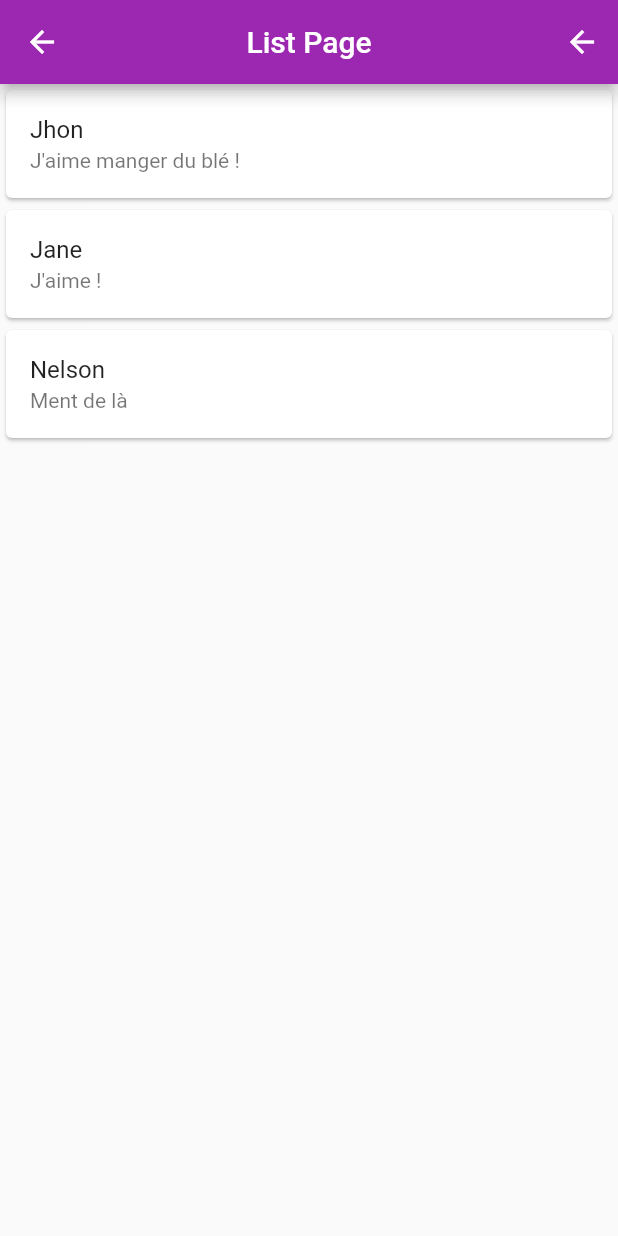
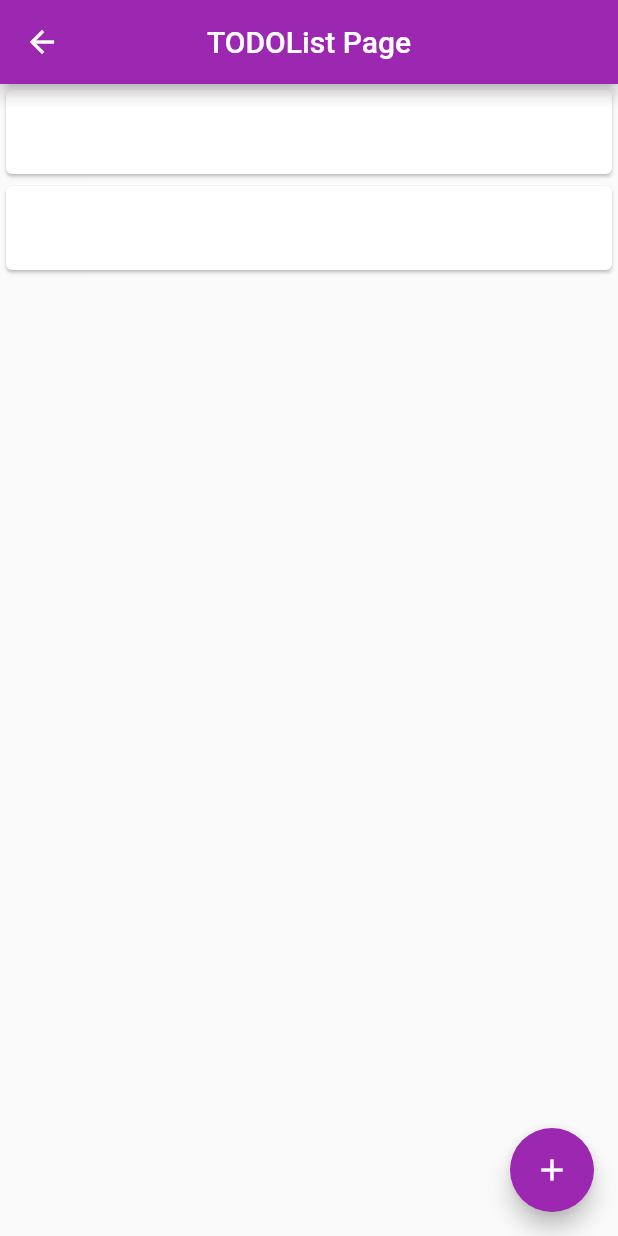
Before and after one commit to 1nbr0/todopelle-ca, a Flutter app: the screen it shows after launch, after a tap on "Go to second screen", on a phone screen of 412 x 824 dp. Run offline on Flutter 3.47's test engine with Material 2 defaults, Android fonts, the light colour scheme and no system bars.

Commit message:
fonctionnalite bouton ajout tache et adaptation ecran clavier

```diff
--- a/todopelle_ca/lib/main.dart
+++ b/todopelle_ca/lib/main.dart
@@ -1,23 +1,7 @@
 import 'package:flutter/material.dart';
 import 'package:todopelle_ca/screens/home_screen.dart';
 
-  const List<Map<String, dynamic>> userList = [
-  {
-    "name": "Jhon",
-    "status": "J'aime manger du blé !",
-    "age": "24"
-  },
-  {
-    "name": "Jane",
-    "status": "J'aime !",
-    "age": "55"
-  },
-  {
-    "name": "Nelson",
-    "status": "Ment de là",
-    "age": "100"
-  },
-];
+  const List<String> testList = ["oui", "non"];
 
 void main() {
   runApp(const MyApp());
@@ -45,7 +29,7 @@ class MyApp extends StatelessWidget {
         primarySwatch: Colors.purple,
       ),
       home: const HomeScreen(
-        users: userList,
+        testList: testList,
       ),
     );
   }
--- a/todopelle_ca/lib/screens/home_screen.dart
+++ b/todopelle_ca/lib/screens/home_screen.dart
@@ -2,12 +2,12 @@ import 'package:flutter/material.dart';
 import 'package:todopelle_ca/screens/todo_list_screen.dart';
 
 class HomeScreen extends StatelessWidget {
-  final List<Map<String, dynamic>> users;
+  final List<String> testList;
 
 
   const HomeScreen({
     Key? key,
-    required this.users,
+    required this.testList,
     }) : super(key: key);
 
   @override
@@ -29,7 +29,7 @@ class HomeScreen extends StatelessWidget {
                   width: 100,
                   height: 100,
                   color: Colors.red,
-                  child: Center(
+                  child: const Center(
                     child: Text("1"),
                   ),
                 ),
@@ -37,7 +37,7 @@ class HomeScreen extends StatelessWidget {
                   width: 100,
                   height: 100,
                   color: Colors.red,
-                  child: Center(
+                  child: const Center(
                     child: Text("2"),
                   ),
                 )
@@ -48,13 +48,13 @@ class HomeScreen extends StatelessWidget {
                 context,
                 MaterialPageRoute(
                   builder: (context) => TodoListScreen(
-                    users: users,
+                    testList: testList,
                   ),
                 ),
               ),
               child: const Text("Go to second screen"),
               ),
-          Text("Hello astronaut"),
+          const Text("Hello astronaut"),
         ],),
       )
     );
--- a/todopelle_ca/lib/screens/todo_list_screen.dart
+++ b/todopelle_ca/lib/screens/todo_list_screen.dart
@@ -1,41 +1,106 @@
 import 'package:flutter/material.dart';
 
-class TodoListScreen extends StatelessWidget {
-final List<Map<String, dynamic>> users;
 
-  const TodoListScreen({
+class TodoListScreen extends StatefulWidget {
+//final List<Map<String, dynamic>> users;
+final List<String> testList;
+
+/*@override
+void initState(){
+    super.initState();
+    _focusNode.addListener(_focusNodeListener);
+}
+
+@override
+void dispose(){
+    _focusNode.removeListener(_focusNodeListener);
+    super.dispose();
+}*/
+
+
+   const TodoListScreen({
     Key? key,
-    required this.users,
+    required this.testList,
     }) : super(key: key);
 
-  void _modal(BuildContext context, Map<String, dynamic> users) => showModalBottomSheet(
+
+  @override
+  State<TodoListScreen> createState() => _TodoListScreenState();
+  }
+
+
+class _TodoListScreenState extends State<TodoListScreen> {
+
+
+  final TextEditingController _contentController = TextEditingController();
+
+
+  @override
+  void dispose(){
+    super.dispose();
+  }
+
+
+  void _modal(BuildContext context) => showModalBottomSheet(
+    isScrollControlled: true,
     context: context,
-    builder: (context) => SizedBox(
-      height: 200,
-        child: Center(
-          child: Column(children: users.entries.map((e) => Text(e.value.toString())).toList(),
-        ),
-      ),
-    ),
+    builder: (context) {
+     return Padding(
+       padding: EdgeInsets.only(
+          bottom: MediaQuery.of(context).viewInsets.bottom,
+          left: 10.0,
+          right: 10.0,
+          top: 10.0,
+       ),
+       child: Wrap(
+         children: <Widget> [
+           const Text("TODO Editor"),
+           TextField(
+             controller: _contentController,
+             decoration: const InputDecoration(
+               labelText: "enter your TODO",
+             ),
+           ),
+           Padding(padding: const EdgeInsets.only(
+             bottom: 10.0,
+            ),
+            child: Row(
+              mainAxisAlignment: MainAxisAlignment.end,
+              children: [
+                TextButton(onPressed: () {
+                  print(_contentController.text);
+                },
+                child: const Text("Create",))
+              ],
+            )
+           )
+         ]
+       )
+      );
+    },
+
   );
+
 
   @override
   Widget build(BuildContext context) {
     return Scaffold(
       appBar: AppBar(
-        title: const Text("List Page"),
+        title: const Text("TODOList Page"),
         centerTitle: true,
-        actions: [
-          IconButton(
-            onPressed: () => Navigator.pop(context),
-          icon: const Icon(
-            Icons.arrow_back,
-            ),
-          ),
-        ],
+        // actions: [
+        //   IconButton(
+        //     onPressed: () => Navigator.pop(context),
+        //   icon: const Icon(
+        //     Icons.arrow_back,
+        //     ),
+        //   ),
+        // ],
       ),
+
+
       body: ListView.builder(
-        itemCount: users.length,
+        itemCount: widget.testList.length,
         itemBuilder: (context, index) {
           return Dismissible(
             direction: DismissDirection.endToStart,
@@ -43,19 +108,22 @@ final List<Map<String, dynamic>> users;
             background: Container(
               color: Colors.red,
             ),
-            child: Card(
+            child: const Card(
               child: ListTile(
-                onTap: () => _modal(
-                  context,
-                  users[index],
-                ),
-                title: Text(users[index]["name"]),
-                subtitle: Text(users[index]["status"]),
+                // title: Text(widget.users[index]["name"]),
+                // subtitle: Text(widget.users[index]["status"]),
               ),
             ),
           );
         },
       ),
+
+
+      floatingActionButton: FloatingActionButton(
+                  onPressed: () => _modal(context),
+                  tooltip: 'Increment',
+                  child: const Icon(Icons.add),
+                ),
     );
   }
 }
```
